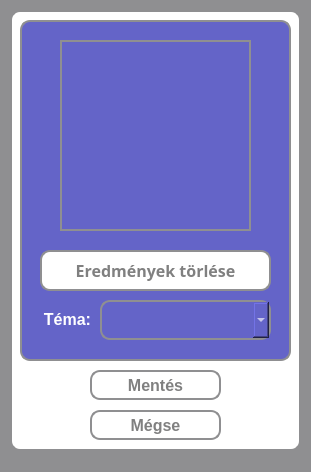
Above: src/main/resources/ui/default/guestSettingsWindow.ui from pkristof1999/Szakdolgozat before the change. Below: the same form after it.
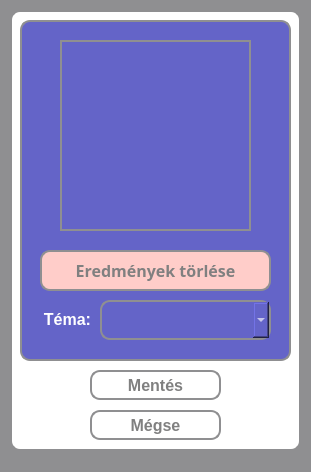
That is the form after the change.

Commit message: Alapértelmezett téma véglegesítése

The edit to the form file:
```diff
--- a/src/main/resources/ui/default/guestSettingsWindow.ui
+++ b/src/main/resources/ui/default/guestSettingsWindow.ui
@@ -146,7 +146,7 @@
       </property>
       <property name="styleSheet">
        <string notr="true">* {
-	background-color: white;
+	background-color: rgb(255, 205, 201);
 	color: grey;
 }
 
```
Left out of the diff: 2 changed lines with no effect on the pictures. The commit also changes 1 other file.
